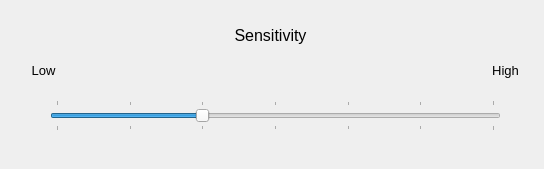
datax-lab/NIHAN-Kinect, file Kinect-UI-Frame-web-2/Resources/UIResources/UI/uiFormat/trackbar.ui: the form before one commit.
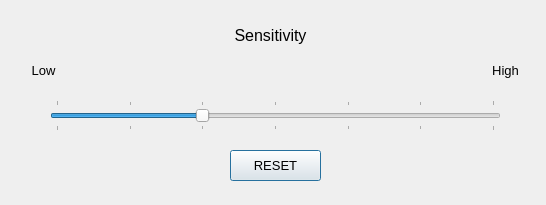
The form after the commit.

Patch:
```diff
--- a/Kinect-UI-Frame-web-2/Resources/UIResources/UI/uiFormat/trackbar.ui
+++ b/Kinect-UI-Frame-web-2/Resources/UIResources/UI/uiFormat/trackbar.ui
@@ -6,8 +6,8 @@
    <rect>
     <x>0</x>
     <y>0</y>
-    <width>544</width>
-    <height>169</height>
+    <width>546</width>
+    <height>205</height>
    </rect>
   </property>
   <property name="windowTitle">
@@ -109,6 +109,26 @@
     <number>5</number>
    </property>
   </widget>
+  <widget class="QPushButton" name="pushButton">
+   <property name="geometry">
+    <rect>
+     <x>230</x>
+     <y>150</y>
+     <width>91</width>
+     <height>31</height>
+    </rect>
+   </property>
+   <property name="font">
+    <font>
+     <pointsize>10</pointsize>
+     <weight>50</weight>
+     <bold>false</bold>
+    </font>
+   </property>
+   <property name="text">
+    <string>RESET</string>
+   </property>
+  </widget>
  </widget>
  <resources/>
  <connections/>
```
